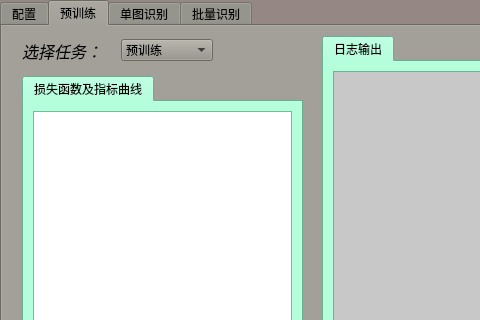
Above: develop.ui from cgsdfc/object-detection-ui before the change; both pictures show x 0 to 480 and y 0 to 320 of the 642 by 410 pixel window. Below: the same form after it.
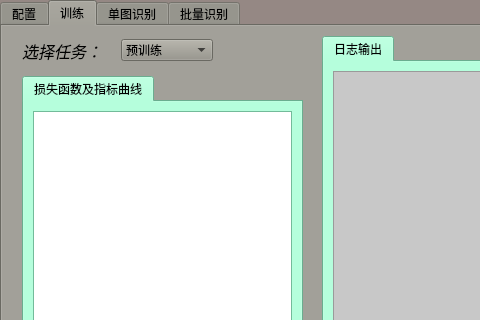
That is the form after the change. The open tabs and pages were chosen to show the change. Icons and pictures are not drawn.

Commit message: 给老师汇报

Patch:
```diff
--- a/develop.ui
+++ b/develop.ui
@@ -3220,7 +3220,7 @@
     </widget>
     <widget class="QWidget" name="tab_9">
      <attribute name="title">
-      <string>预训练</string>
+      <string>训练</string>
      </attribute>
      <widget class="QTabWidget" name="tabWidget">
       <property name="geometry">
```
Left out of the diff: 2 changed lines with no effect on the pictures. The commit also changes 2 other files.
